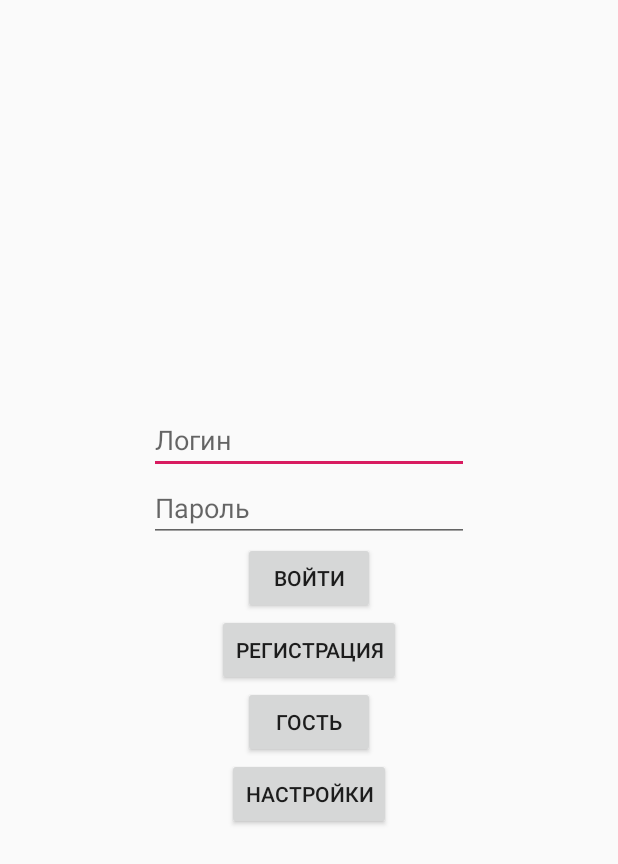
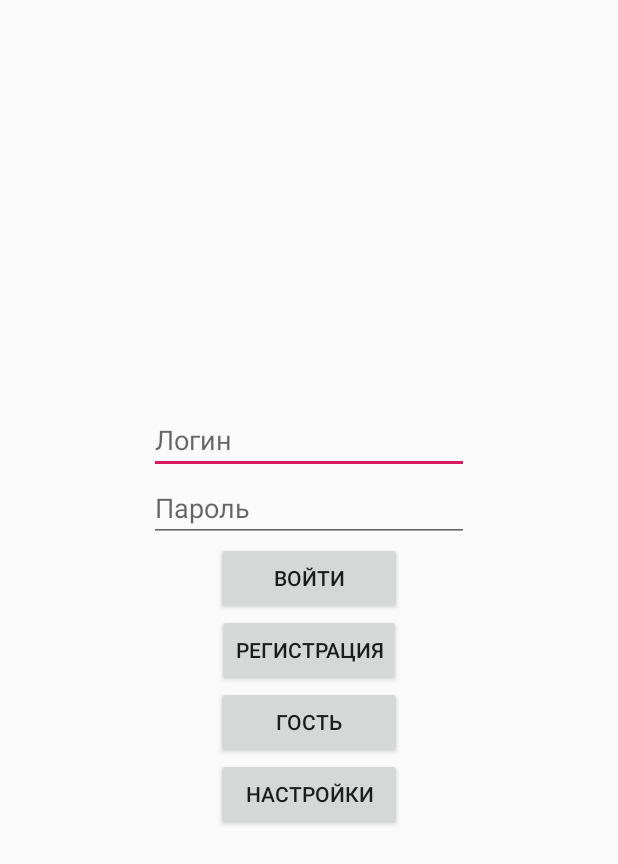
Before and after one commit to Clomance/USATU_Project, an Android app: the screen it shows after launch (StartActivity), on a phone screen of 412 x 824 dp. Shown: the top 864 px of the screen. Run offline under Robolectric (Android 15) with nearby library versions, the phone set to English and light mode, and no system bars.

Commit message:
Минорное обновление - рзамеры текстур кнопок в калькуляторе и меню приложения

```diff
--- a/app/src/main/res/layout/start_activity.xml
+++ b/app/src/main/res/layout/start_activity.xml
@@ -28,7 +28,7 @@
 
     <Button
         android:id="@+id/sign_in"
-        android:layout_width="wrap_content"
+        android:layout_width="124dp"
         android:layout_height="wrap_content"
         android:layout_gravity="center_horizontal"
         android:onClick="sign_in"
@@ -44,7 +44,7 @@
 
     <Button
         android:id="@+id/guest"
-        android:layout_width="wrap_content"
+        android:layout_width="124dp"
         android:layout_height="wrap_content"
         android:layout_gravity="center"
         android:onClick="guest_button"
@@ -52,7 +52,7 @@
 
     <Button
         android:id="@+id/settings_head"
-        android:layout_width="wrap_content"
+        android:layout_width="124dp"
         android:layout_height="wrap_content"
         android:layout_gravity="center"
         android:onClick="settings_button"
```
Also changed, not shown: app/src/main/res/drawable/button0.png, app/src/main/res/drawable/button1.png, app/src/main/res/drawable/button2.png, app/src/main/res/drawable/button3.png, app/src/main/res/drawable/button4.png, app/src/main/res/drawable/button5.png, app/src/main/res/drawable/button6.png, app/src/main/res/drawable/button7.png, app/src/main/res/drawable/button8.png, app/src/main/res/drawable/button9.png, app/src/main/res/drawable/button_back.png, app/src/main/res/drawable/button_clear.png, app/src/main/res/drawable/button_dot.png.
